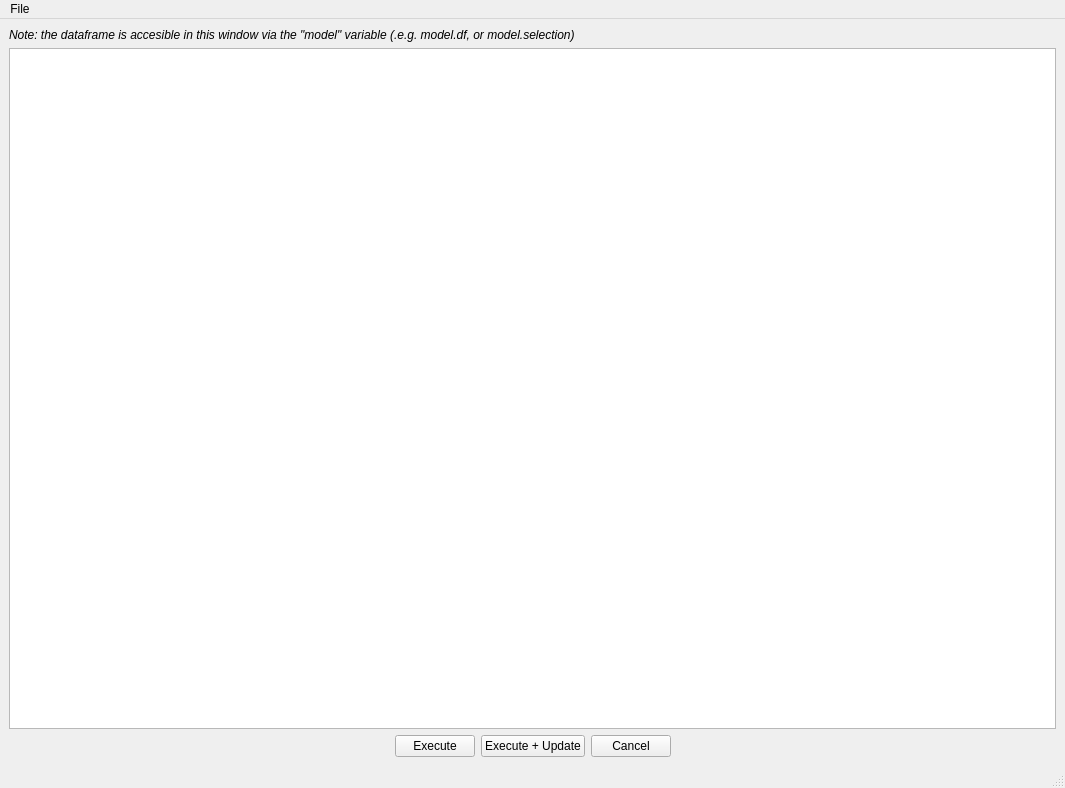
First picture: the form in mvts_analyzer/ui/raw/apply_python_window.ui, repository Woutah/MVTS-Analyzer, before the edit.
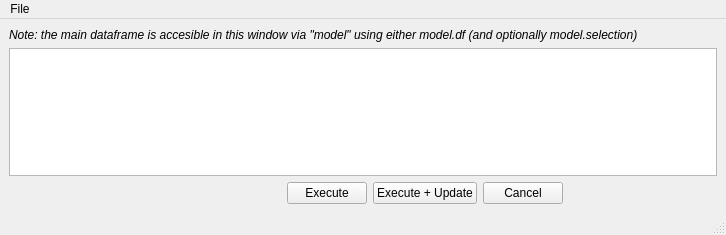
Second picture: the form after the edit. Icons and pictures are not drawn.

Commit message: Backup UI files before move to .svg files

Diff of the .ui file:
```diff
--- a/mvts_analyzer/ui/raw/apply_python_window.ui
+++ b/mvts_analyzer/ui/raw/apply_python_window.ui
@@ -6,8 +6,8 @@
    <rect>
     <x>0</x>
     <y>0</y>
-    <width>1065</width>
-    <height>788</height>
+    <width>726</width>
+    <height>235</height>
    </rect>
   </property>
   <property name="windowTitle">
@@ -42,7 +42,7 @@
        </font>
       </property>
       <property name="text">
-       <string>Note: the dataframe is accesible in this window via the &quot;model&quot; variable (.e.g. model.df, or model.selection)</string>
+       <string>Note: the main dataframe is accesible in this window via &quot;model&quot; using either model.df (and optionally model.selection)</string>
       </property>
      </widget>
     </item>
@@ -120,7 +120,7 @@
     <rect>
      <x>0</x>
      <y>0</y>
-     <width>1065</width>
+     <width>726</width>
      <height>22</height>
     </rect>
    </property>
```
Left out of the diff: 12 changed lines with no effect on the pictures. The commit also changes 3 other files.
